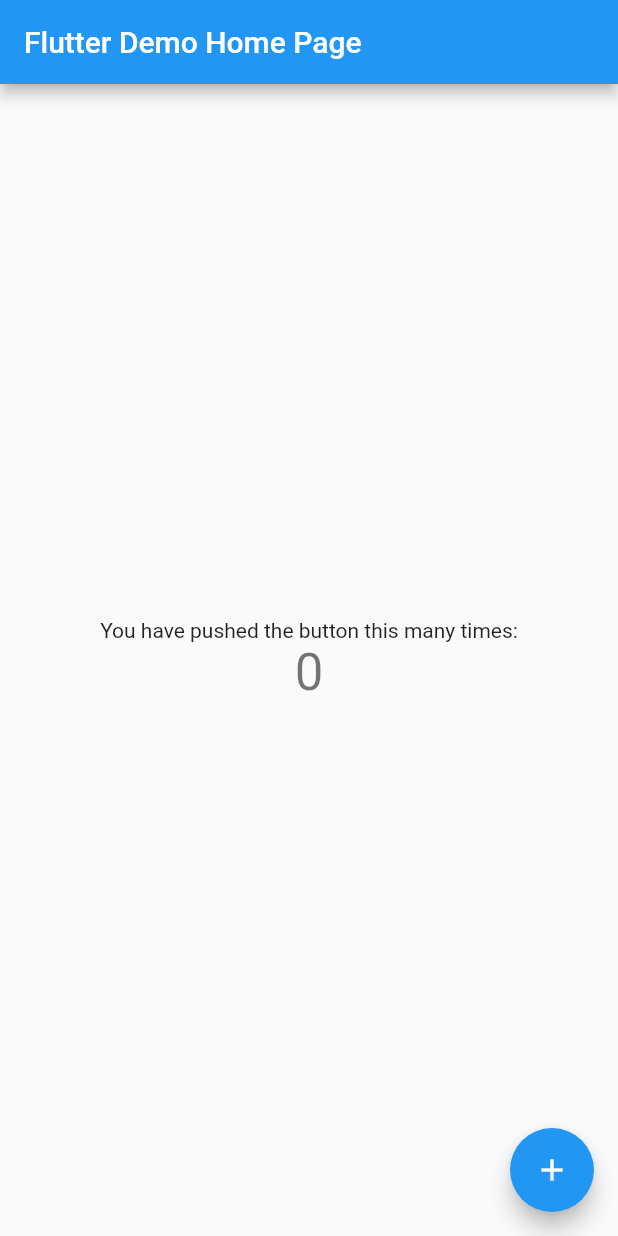
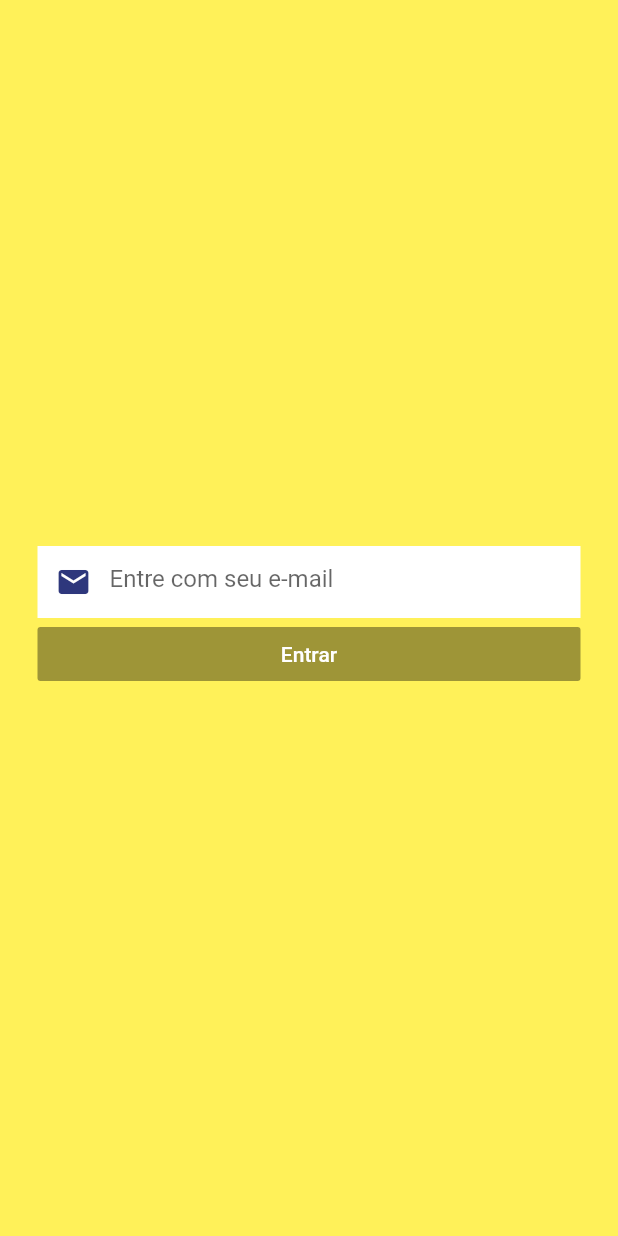
Before and after one commit to raphaelkieling/mercado-livre-observable-mobile, a Flutter app: the screen it shows after launch, on a phone screen of 412 x 824 dp. Run offline on Flutter 3.47's test engine with Material 2 defaults, Android fonts, the phone set to English and light mode, and no system bars; our stand-ins replace shared_preferences.

Commit message:
Storage and login page

```diff
--- /dev/null
+++ b/lib/constants.dart
@@ -0,0 +1,6 @@
+import 'package:flutter/material.dart';
+
+class Constants {
+  static Color primaryColor = Color.fromRGBO(255, 241, 89, 1);
+  static Color secondaryColor = const Color(0xFF2E377C);
+}
--- a/lib/main.dart
+++ b/lib/main.dart
@@ -1,112 +1,19 @@
 import 'package:flutter/material.dart';
-import 'package:mercado_livre_observable_mobile/data/product_repository.dart';
-import 'package:mercado_livre_observable_mobile/domain/Product.dart';
+import 'package:mercado_livre_observable_mobile/ui/screens/Login.dart';
 
-void main() => runApp(MyApp());
+void main() => runApp(Main());
 
-class MyApp extends StatelessWidget {
-  // This widget is the root of your application.
+class Main extends StatelessWidget {
+  /**
+   * References about routes
+   *
+   * https://flutter.dev/docs/cookbook/navigation/named-routes
+   */
   @override
   Widget build(BuildContext context) {
     return MaterialApp(
-      title: 'Flutter Demo',
-      theme: ThemeData(
-        // This is the theme of your application.
-        //
-        // Try running your application with "flutter run". You'll see the
-        // application has a blue toolbar. Then, without quitting the app, try
-        // changing the primarySwatch below to Colors.green and then invoke
-        // "hot reload" (press "r" in the console where you ran "flutter run",
-        // or simply save your changes to "hot reload" in a Flutter IDE).
-        // Notice that the counter didn't reset back to zero; the application
-        // is not restarted.
-        primarySwatch: Colors.blue,
-      ),
-      home: MyHomePage(title: 'Flutter Demo Home Page'),
+      initialRoute: '/',
+      routes: {'/': (context) => LoginScreen()},
     );
   }
 }
-
-class MyHomePage extends StatefulWidget {
-  MyHomePage({Key key, this.title}) : super(key: key);
-
-  // This widget is the home page of your application. It is stateful, meaning
-  // that it has a State object (defined below) that contains fields that affect
-  // how it looks.
-
-  // This class is the configuration for the state. It holds the values (in this
-  // case the title) provided by the parent (in this case the App widget) and
-  // used by the build method of the State. Fields in a Widget subclass are
-  // always marked "final".
-
-  final String title;
-
-  @override
-  _MyHomePageState createState() => _MyHomePageState();
-}
-
-class _MyHomePageState extends State<MyHomePage> {
-  int _counter = 0;
-
-  void _makeRequest() async {
-    ProductRepository repo = ProductRepository();
-    var data = await repo.getAll();
-    print(data);
-  }
-
-  void _incrementCounter() {
-    _makeRequest();
-  }
-
-  @override
-  Widget build(BuildContext context) {
-    // This method is rerun every time setState is called, for instance as done
-    // by the _incrementCounter method above.
-    //
-    // The Flutter framework has been optimized to make rerunning build methods
-    // fast, so that you can just rebuild anything that needs updating rather
-    // than having to individually change instances of widgets.
-    return Scaffold(
-      appBar: AppBar(
-        // Here we take the value from the MyHomePage object that was created by
-        // the App.build method, and use it to set our appbar title.
-        title: Text(widget.title),
-      ),
-      body: Center(
-        // Center is a layout widget. It takes a single child and positions it
-        // in the middle of the parent.
-        child: Column(
-          // Column is also layout widget. It takes a list of children and
-          // arranges them vertically. By default, it sizes itself to fit its
-          // children horizontally, and tries to be as tall as its parent.
-          //
-          // Invoke "debug painting" (press "p" in the console, choose the
-          // "Toggle Debug Paint" action from the Flutter Inspector in Android
-          // Studio, or the "Toggle Debug Paint" command in Visual Studio Code)
-          // to see the wireframe for each widget.
-          //
-          // Column has various properties to control how it sizes itself and
-          // how it positions its children. Here we use mainAxisAlignment to
-          // center the children vertically; the main axis here is the vertical
-          // axis because Columns are vertical (the cross axis would be
-          // horizontal).
-          mainAxisAlignment: MainAxisAlignment.center,
-          children: <Widget>[
-            Text(
-              'You have pushed the button this many times:',
-            ),
-            Text(
-              '$_counter',
-              style: Theme.of(context).textTheme.display1,
-            ),
-          ],
-        ),
-      ),
-      floatingActionButton: FloatingActionButton(
-        onPressed: _incrementCounter,
-        tooltip: 'Increment',
-        child: Icon(Icons.add),
-      ), // This trailing comma makes auto-formatting nicer for build methods.
-    );
-  }
-}
--- /dev/null
+++ b/lib/storage.dart
@@ -0,0 +1,15 @@
+import 'package:shared_preferences/shared_preferences.dart';
+
+class Storage {
+  static final keyEmail = 'email';
+
+  static Future saveEmail(String value) async {
+    final prefs = await SharedPreferences.getInstance();
+    prefs.setString(keyEmail, value);
+  }
+
+  static Future<String> getEmail() async {
+    final prefs = await SharedPreferences.getInstance();
+    return prefs.getString(keyEmail);
+  }
+}
--- /dev/null
+++ b/lib/ui/screens/Login.dart
@@ -0,0 +1,56 @@
+import 'package:flutter/material.dart';
+import 'package:mercado_livre_observable_mobile/constants.dart';
+import 'package:mercado_livre_observable_mobile/storage.dart';
+
+class LoginScreen extends StatefulWidget {
+  @override
+  _LoginScreenState createState() => _LoginScreenState();
+}
+
+class _LoginScreenState extends State<LoginScreen> {
+  final emailController = TextEditingController();
+
+  void onPressEnter() async {
+    await Storage.saveEmail(emailController.text);
+  }
+
+  @override
+  Widget build(BuildContext context) {
+    return Scaffold(
+      backgroundColor: Constants.primaryColor,
+      body: Column(
+        mainAxisAlignment: MainAxisAlignment.center,
+        crossAxisAlignment: CrossAxisAlignment.center,
+        children: [
+          Padding(
+              padding: EdgeInsets.all(25.0),
+              child: Column(
+                children: <Widget>[
+                  TextField(
+                    controller: emailController,
+                    keyboardType: TextInputType.emailAddress,
+                    decoration: InputDecoration(
+                        filled: true,
+                        fillColor: Colors.white,
+                        prefixIcon: Icon(
+                          Icons.email,
+                          color: Constants.secondaryColor,
+                        ),
+                        border: InputBorder.none,
+                        hintText: 'Entre com seu e-mail'),
+                  ),
+                  SizedBox(
+                      width: double.infinity,
+                      child: RaisedButton(
+                        onPressed: emailController.text == '' ? null : onPressEnter,
+                        color: Constants.secondaryColor,
+                        child: Text('Entrar',
+                            style: TextStyle(color: Colors.white)),
+                      ))
+                ],
+              ))
+        ],
+      ),
+    );
+  }
+}
--- a/pubspec.yaml
+++ b/pubspec.yaml
@@ -23,6 +23,7 @@ dependencies:
   # Use with the CupertinoIcons class for iOS style icons.
   cupertino_icons: ^0.1.2
   http: ^0.12.0+2
+  shared_preferences: ^0.4.3
 
 dev_dependencies:
   flutter_test:
```
Also changed, not shown: pubspec.lock.
